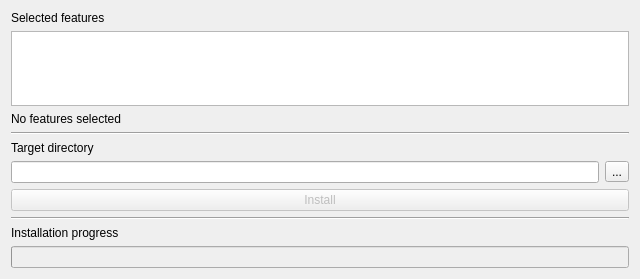
This is src/ui/ui/SetupDialog.ui in Anteru/kyla as Qt 5 draws it before an edit. The edited form follows.
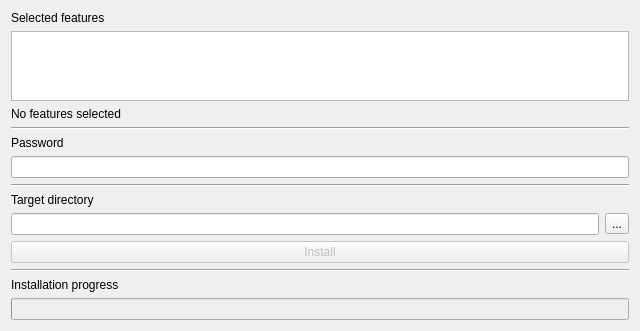
This is the edited form.

Commit message: Add a password field to the UI for encrypted source repositories.

The edit to the form file:
```diff
--- a/src/ui/ui/SetupDialog.ui
+++ b/src/ui/ui/SetupDialog.ui
@@ -46,6 +46,31 @@
      </property>
     </widget>
    </item>
+   <item>
+    <layout class="QVBoxLayout" name="passwordLayout">
+     <item>
+      <widget class="QLabel" name="passwordLabel">
+       <property name="text">
+        <string>Password</string>
+       </property>
+      </widget>
+     </item>
+     <item>
+      <widget class="QLineEdit" name="passwordEdit">
+       <property name="echoMode">
+        <enum>QLineEdit::Password</enum>
+       </property>
+      </widget>
+     </item>
+    </layout>
+   </item>
+   <item>
+    <widget class="Line" name="passwordSplitter">
+     <property name="orientation">
+      <enum>Qt::Horizontal</enum>
+     </property>
+    </widget>
+   </item>
    <item>
     <layout class="QVBoxLayout" name="verticalLayout_2">
      <item>
```
Left out of the diff: 2 changed lines with no effect on the pictures. The commit also changes 1 other file.
